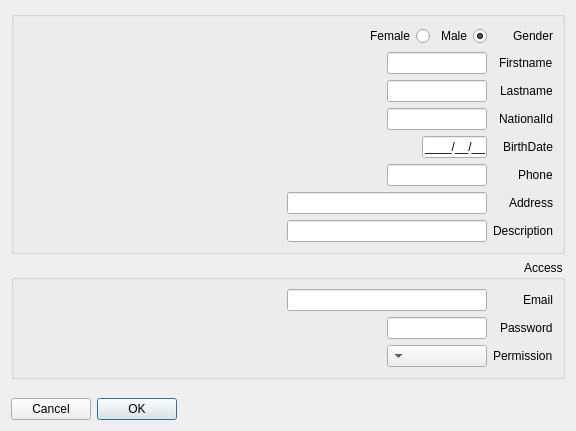
Above: Client/reghaabat/userform.ui from nournia/ketabkhaane before the change. Below: the same form after it.
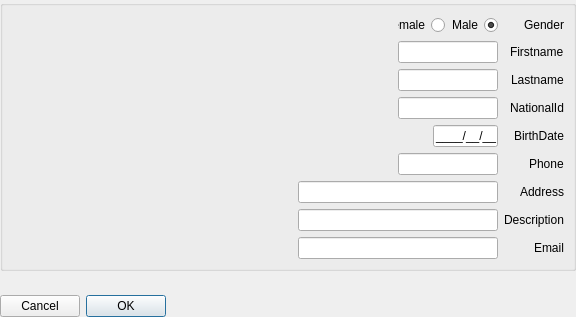
That is the form after the change.

Commit message: added edit user function

The edit to the form file:
```diff
--- a/Client/reghaabat/userform.ui
+++ b/Client/reghaabat/userform.ui
@@ -7,7 +7,7 @@
     <x>0</x>
     <y>0</y>
     <width>576</width>
-    <height>431</height>
+    <height>317</height>
    </rect>
   </property>
   <property name="windowTitle">
@@ -17,6 +17,9 @@
    <enum>Qt::RightToLeft</enum>
   </property>
   <layout class="QVBoxLayout" name="verticalLayout">
+   <property name="margin">
+    <number>0</number>
+   </property>
    <item>
     <widget class="QGroupBox" name="groupBox">
      <property name="title">
@@ -26,6 +29,9 @@
       <property name="fieldGrowthPolicy">
        <enum>QFormLayout::AllNonFixedFieldsGrow</enum>
       </property>
+      <property name="labelAlignment">
+       <set>Qt::AlignLeading|Qt::AlignLeft|Qt::AlignVCenter</set>
+      </property>
       <item row="2" column="0">
        <widget class="QLabel" name="label_2">
         <property name="text">
@@ -96,7 +102,7 @@
          </size>
         </property>
         <property name="inputMask">
-         <string>DDDD/DD/DD;_</string>
+         <string>9999/99/99;_</string>
         </property>
        </widget>
       </item>
@@ -162,7 +168,7 @@
        <widget class="QWidget" name="widget" native="true">
         <property name="maximumSize">
          <size>
-          <width>120</width>
+          <width>100</width>
           <height>16777215</height>
          </size>
         </property>
@@ -190,26 +196,14 @@
         </layout>
        </widget>
       </item>
-     </layout>
-    </widget>
-   </item>
-   <item>
-    <widget class="QGroupBox" name="gAccess">
-     <property name="title">
-      <string>Access</string>
-     </property>
-     <layout class="QFormLayout" name="formLayout">
-      <property name="fieldGrowthPolicy">
-       <enum>QFormLayout::AllNonFixedFieldsGrow</enum>
-      </property>
-      <item row="0" column="0">
+      <item row="9" column="0">
        <widget class="QLabel" name="label_8">
         <property name="text">
          <string>Email</string>
         </property>
        </widget>
       </item>
-      <item row="0" column="1">
+      <item row="9" column="1">
        <widget class="QLineEdit" name="eEmail">
         <property name="maximumSize">
          <size>
@@ -219,40 +213,6 @@
         </property>
        </widget>
       </item>
-      <item row="1" column="0">
-       <widget class="QLabel" name="label_9">
-        <property name="text">
-         <string>Password</string>
-        </property>
-       </widget>
-      </item>
-      <item row="1" column="1">
-       <widget class="QLineEdit" name="ePassword">
-        <property name="maximumSize">
-         <size>
-          <width>100</width>
-          <height>16777215</height>
-         </size>
-        </property>
-       </widget>
-      </item>
-      <item row="3" column="0">
-       <widget class="QLabel" name="label_6">
-        <property name="text">
-         <string>Permission</string>
-        </property>
-       </widget>
-      </item>
-      <item row="3" column="1">
-       <widget class="QComboBox" name="cPermission">
-        <property name="maximumSize">
-         <size>
-          <width>100</width>
-          <height>16777215</height>
-         </size>
-        </property>
-       </widget>
-      </item>
      </layout>
     </widget>
    </item>
```
Left out of the diff: 4 changed lines with no effect on the pictures. The commit also changes 8 other files.
